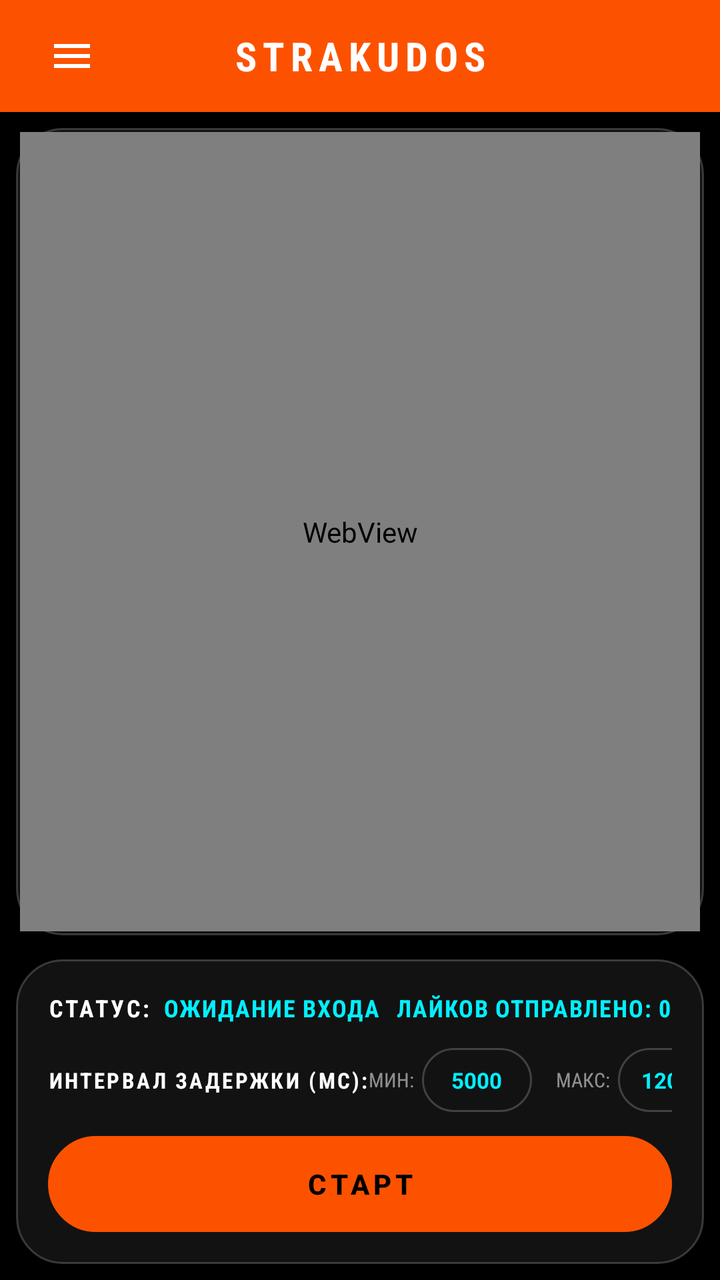
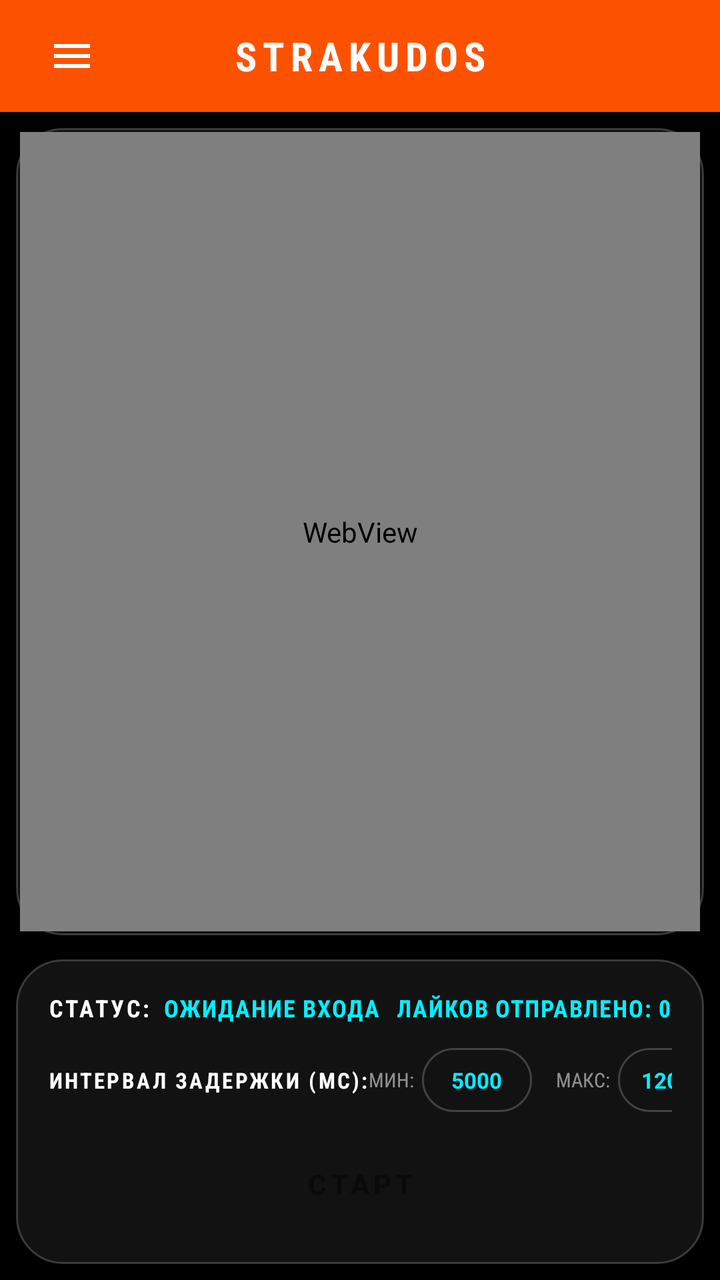

The first picture is an Android layout as it rendered before a commit; the second is the same layout after the commit. The layout source and the unified diff follow.
<!-- AndroidManifest.xml: application theme Theme.StravaKudos -->
<!-- res/layout/activity_main.xml -->
<?xml version="1.0" encoding="utf-8"?>
<androidx.drawerlayout.widget.DrawerLayout
    xmlns:android="http://schemas.android.com/apk/res/android"
    xmlns:app="http://schemas.android.com/apk/res-auto"
    android:id="@+id/drawerLayout"
    android:layout_width="match_parent"
    android:layout_height="match_parent"
    android:background="#000000">

    
    <LinearLayout
        android:layout_width="match_parent"
        android:layout_height="match_parent"
        android:orientation="vertical"
        android:background="#000000">

        
        <LinearLayout
            android:layout_width="match_parent"
            android:layout_height="56dp"
            android:orientation="horizontal"
            android:gravity="center_vertical"
            android:background="#FC5200"
            android:paddingStart="16dp"
            android:paddingEnd="16dp">

            <ImageButton
                android:id="@+id/btnMenu"
                android:layout_width="40dp"
                android:layout_height="40dp"
                android:background="?android:attr/selectableItemBackgroundBorderless"
                android:src="@drawable/ic_menu"
                android:tint="#FFFFFF"
                android:padding="8dp" />

            <TextView
                android:layout_width="0dp"
                android:layout_height="wrap_content"
                android:layout_weight="1"
                android:text="STRAKUDOS"
                android:textColor="#FFFFFF"
                android:textStyle="bold"
                android:textSize="20sp"
                android:gravity="center"
                android:fontFamily="sans-serif-condensed"
                android:letterSpacing="0.15" />

            <View
                android:layout_width="40dp"
                android:layout_height="40dp" />
        </LinearLayout>

        
        <LinearLayout
            android:layout_width="match_parent"
            android:layout_height="0dp"
            android:layout_weight="1"
            android:orientation="vertical"
            android:padding="8dp">

        
        <FrameLayout
            android:layout_width="match_parent"
            android:layout_height="0dp"
            android:layout_weight="1"
            android:background="@drawable/card_glass_bg"
            android:layout_marginBottom="12dp"
            android:padding="2dp">

            <android.webkit.WebView
                android:id="@+id/webView"
                android:layout_width="match_parent"
                android:layout_height="match_parent" />

            <View
                android:id="@+id/touchOverlay"
                android:layout_width="match_parent"
                android:layout_height="match_parent"
                android:background="#2200F0FF"
                android:visibility="gone"
                android:clickable="true"
                android:focusable="true" />
        </FrameLayout>

        
        <LinearLayout
            android:layout_width="match_parent"
            android:layout_height="wrap_content"
            android:background="@drawable/card_glass_bg"
            android:orientation="vertical"
            android:padding="16dp">

            
            <LinearLayout
                android:layout_width="match_parent"
                android:layout_height="wrap_content"
                android:orientation="horizontal"
                android:gravity="center_vertical"
                android:layout_marginBottom="12dp">

                <TextView
                    android:layout_width="wrap_content"
                    android:layout_height="wrap_content"
                    android:text="СТАТУС:"
                    android:textColor="#FFFFFF"
                    android:textStyle="bold"
                    android:fontFamily="sans-serif-condensed"
                    android:textSize="12sp"
                    android:letterSpacing="0.1" />

                <TextView
                    android:id="@+id/tvStatus"
                    android:layout_width="0dp"
                    android:layout_height="wrap_content"
                    android:layout_weight="1"
                    android:layout_marginStart="6dp"
                    android:text="ОЖИДАНИЕ ВХОДА"
                    android:textColor="#00F0FF"
                    android:textStyle="bold"
                    android:fontFamily="sans-serif-condensed"
                    android:textSize="12sp"
                    android:letterSpacing="0.05" />

                <TextView
                    android:id="@+id/tvStats"
                    android:layout_width="wrap_content"
                    android:layout_height="wrap_content"
                    android:text="ЛАЙКОВ ОТПРАВЛЕНО: 0"
                    android:textColor="#00F0FF"
                    android:textStyle="bold"
                    android:fontFamily="sans-serif-condensed"
                    android:textSize="12sp"
                    android:letterSpacing="0.05" />
            </LinearLayout>

            
            <LinearLayout
                android:layout_width="match_parent"
                android:layout_height="wrap_content"
                android:orientation="horizontal"
                android:gravity="center_vertical"
                android:layout_marginBottom="12dp">

                <TextView
                    android:layout_width="wrap_content"
                    android:layout_height="wrap_content"
                    android:text="ИНТЕРВАЛ ЗАДЕРЖКИ (МС):"
                    android:textColor="#FFFFFF"
                    android:textStyle="bold"
                    android:fontFamily="sans-serif-condensed"
                    android:textSize="11sp"
                    android:letterSpacing="0.1" />

                <View
                    android:layout_width="0dp"
                    android:layout_height="0dp"
                    android:layout_weight="1" />

                <TextView
                    android:layout_width="wrap_content"
                    android:layout_height="wrap_content"
                    android:text="МИН:"
                    android:textColor="#88FFFFFF"
                    android:fontFamily="sans-serif-condensed"
                    android:textSize="10sp"
                    android:layout_marginEnd="4dp" />

                <EditText
                    android:id="@+id/etMinDelay"
                    android:layout_width="55dp"
                    android:layout_height="32dp"
                    android:background="@drawable/card_glass_bg"
                    android:gravity="center"
                    android:inputType="number"
                    android:text="5000"
                    android:textColor="#00F0FF"
                    android:textStyle="bold"
                    android:textSize="11sp"
                    android:padding="2dp" />

                <TextView
                    android:layout_width="wrap_content"
                    android:layout_height="wrap_content"
                    android:text="МАКС:"
                    android:textColor="#88FFFFFF"
                    android:fontFamily="sans-serif-condensed"
                    android:textSize="10sp"
                    android:layout_marginStart="12dp"
                    android:layout_marginEnd="4dp" />

                <EditText
                    android:id="@+id/etMaxDelay"
                    android:layout_width="55dp"
                    android:layout_height="32dp"
                    android:background="@drawable/card_glass_bg"
                    android:gravity="center"
                    android:inputType="number"
                    android:text="12000"
                    android:textColor="#00F0FF"
                    android:textStyle="bold"
                    android:textSize="11sp"
                    android:padding="2dp" />
            </LinearLayout>

            
            <Button
                android:id="@+id/btnToggle"
                android:layout_width="match_parent"
                android:layout_height="48dp"
                android:background="@drawable/btn_primary_bg"
                android:text="СТАРТ"
                android:textColor="#000000"
                android:textStyle="bold"
                android:textSize="14sp"
                android:letterSpacing="0.15"
                android:padding="0dp" />
        </LinearLayout>
        </LinearLayout>
    </LinearLayout>

    
    <com.google.android.material.navigation.NavigationView
        android:id="@+id/navigationView"
        android:layout_width="280dp"
        android:layout_height="match_parent"
        android:layout_gravity="start"
        android:background="#0A0A0A"
        app:itemTextColor="#FFFFFF"
        app:itemIconTint="#FFFFFF"
        app:itemTextAppearance="@style/NavMenuText"
        app:headerLayout="@layout/nav_header"
        app:menu="@menu/nav_menu" />

</androidx.drawerlayout.widget.DrawerLayout>
<!-- res/layout/nav_header.xml (included above) -->
<?xml version="1.0" encoding="utf-8"?>
<LinearLayout xmlns:android="http://schemas.android.com/apk/res/android"
    android:layout_width="match_parent"
    android:layout_height="wrap_content"
    android:background="#0A0A0A"
    android:orientation="vertical"
    android:padding="24dp">

    <TextView
        android:layout_width="match_parent"
        android:layout_height="wrap_content"
        android:text="STRAKUDOS"
        android:textColor="#00F0FF"
        android:textStyle="bold"
        android:textSize="24sp"
        android:fontFamily="sans-serif-condensed"
        android:letterSpacing="0.15" />

    <TextView
        android:layout_width="match_parent"
        android:layout_height="wrap_content"
        android:layout_marginTop="4dp"
        android:text="Автоматизация лайков Strava"
        android:textColor="#88FFFFFF"
        android:textSize="12sp"
        android:fontFamily="sans-serif-condensed" />

    <View
        android:layout_width="match_parent"
        android:layout_height="1dp"
        android:layout_marginTop="16dp"
        android:background="#33FFFFFF" />

</LinearLayout>
<!-- resources referenced by this layout -->
<resources>
  <!-- drawable btn_primary_bg (drawable) -->
  <?xml version="1.0" encoding="utf-8"?>
  <selector xmlns:android="http://schemas.android.com/apk/res/android">
      <item android:state_enabled="false">
          <shape android:shape="rectangle">
              <solid android:color="#444444" />
              <corners android:radius="9999dp" />
          </shape>
      </item>
      <item android:state_pressed="true">
          <shape android:shape="rectangle">
              <solid android:color="#00D0E0" /> 
              <corners android:radius="9999dp" />
          </shape>
      </item>
      <item>
          <shape android:shape="rectangle">
              <solid android:color="#FFFFFF" /> 
              <corners android:radius="9999dp" />
              <stroke
                  android:width="1dp"
                  android:color="#00F0FF" /> 
          </shape>
      </item>
  </selector>
  <!-- drawable card_glass_bg (drawable) -->
  <?xml version="1.0" encoding="utf-8"?>
  <shape xmlns:android="http://schemas.android.com/apk/res/android"
      android:shape="rectangle">
      <solid android:color="#121212" /> 
      <corners android:radius="23dp" />
      <stroke
          android:width="1dp"
          android:color="#33FFFFFF" /> 
  </shape>
  <!-- drawable ic_menu (drawable) -->
  <?xml version="1.0" encoding="utf-8"?>
  <vector xmlns:android="http://schemas.android.com/apk/res/android"
      android:width="24dp"
      android:height="24dp"
      android:viewportWidth="24"
      android:viewportHeight="24">
      <path
          android:fillColor="#FFFFFF"
          android:pathData="M3,18h18v-2L3,16v2zM3,13h18v-2L3,11v2zM3,6v2h18L21,6L3,6z" />
  </vector>
  <style name="NavMenuText" parent="TextAppearance.Material3.BodyLarge">
          <item name="android:textSize">16sp</item>
          <item name="android:textColor">#FFFFFF</item>
      </style>
  <style name="Theme.StravaKudos" parent="Theme.Material3.DayNight.NoActionBar">
          <item name="colorPrimary">#FC5200</item>
          <item name="colorSecondary">#E64A19</item>
          <item name="android:statusBarColor">#FC5200</item>
      </style>
</resources>

<!-- the commit's change to res/layout/activity_main.xml (unified diff, before → after) -->
@@ -208,6 +208,8 @@
                 android:layout_width="match_parent"
                 android:layout_height="48dp"
                 android:background="@drawable/btn_primary_bg"
+                android:enabled="false"
+                android:alpha="0.4"
                 android:text="СТАРТ"
                 android:textColor="#000000"
                 android:textStyle="bold"
